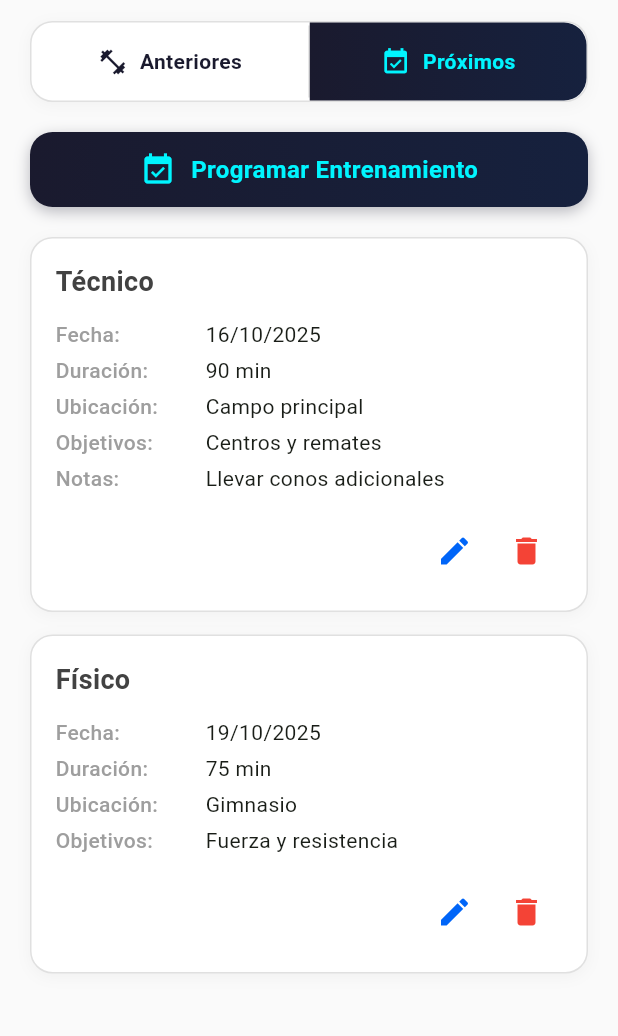
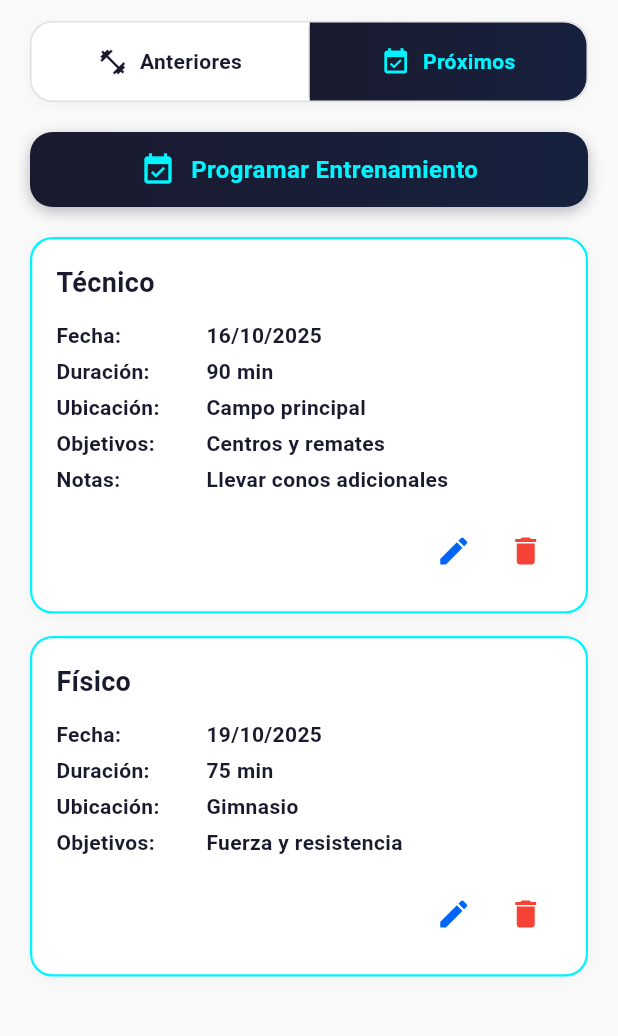
Before and after one commit to DaniielJr10/soccerlife, a Flutter app: the EntrenamientosAnterioresPage screen opened directly, after a tap on "Próximos", on a phone screen of 412 x 824 dp, the part 63-1099 px from its top. Run offline on Flutter 3.47's test engine with Material 3 defaults, Android fonts, the phone set to English and light mode, and no system bars; our stand-ins replace image_picker.

Commit message:
se cmabairon mas estilos d epantalla entrenamientos

```diff
--- a/lib/pantallas/entrenamientos/anteriores.dart
+++ b/lib/pantallas/entrenamientos/anteriores.dart
@@ -307,7 +307,7 @@ class _EntrenamientosAnterioresPageState extends State<EntrenamientosAnterioresP
       decoration: BoxDecoration(
         borderRadius: BorderRadius.circular(15),
         color: Colors.white,
-        border: Border.all(color: Colors.grey[300]!, width: 1),
+        border: Border.all(color: const Color(0xFF00f5ff), width: 1.5),
         boxShadow: [
           BoxShadow(
             color: Colors.grey.withOpacity(0.1),
@@ -325,10 +325,10 @@ class _EntrenamientosAnterioresPageState extends State<EntrenamientosAnterioresP
               Expanded(
                 child: Text(
                   entrenamiento.tipo,
-                  style: TextStyle(
+                  style: const TextStyle(
                     fontSize: 18,
                     fontWeight: FontWeight.bold,
-                    color: Colors.grey[800],
+                    color: Color(0xFF1a1a2e),
                   ),
                   overflow: TextOverflow.ellipsis,
                   maxLines: 1,
@@ -383,10 +383,15 @@ class _EntrenamientosAnterioresPageState extends State<EntrenamientosAnterioresP
             width: 100,
             child: Text(
               '$label:',
-              style: const TextStyle(fontWeight: FontWeight.w500, color: Colors.grey),
+              style: const TextStyle(fontWeight: FontWeight.bold, color: Color(0xFF1a1a2e)),
             ),
           ),
-          Expanded(child: Text(value)),
+          Expanded(
+            child: Text(
+              value,
+              style: const TextStyle(fontWeight: FontWeight.bold, color: Color(0xFF1a1a2e)),
+            ),
+          ),
         ],
       ),
     );
--- a/lib/pantallas/entrenamientos/proximos.dart
+++ b/lib/pantallas/entrenamientos/proximos.dart
@@ -319,8 +319,8 @@ class _EntrenamientosProximosPageState extends State<EntrenamientosProximosPage>
         borderRadius: BorderRadius.circular(15),
         color: Colors.white,
         border: Border.all(
-          color: Colors.grey[300]!,
-          width: 1,
+          color: const Color(0xFF00f5ff),
+          width: 1.5,
         ),
         boxShadow: [
           BoxShadow(
@@ -339,10 +339,10 @@ class _EntrenamientosProximosPageState extends State<EntrenamientosProximosPage>
               Expanded(
                 child: Text(
                   entrenamiento.tipo,
-                  style: TextStyle(
+                  style: const TextStyle(
                     fontSize: 18,
                     fontWeight: FontWeight.bold,
-                    color: Colors.grey[800],
+                    color: Color(0xFF1a1a2e),
                   ),
                   overflow: TextOverflow.ellipsis,
                   maxLines: 1,
@@ -403,11 +403,14 @@ class _EntrenamientosProximosPageState extends State<EntrenamientosProximosPage>
             width: 100,
             child: Text(
               '$label:',
-              style: const TextStyle(fontWeight: FontWeight.w500, color: Colors.grey),
+              style: const TextStyle(fontWeight: FontWeight.bold, color: Color(0xFF1a1a2e)),
             ),
           ),
           Expanded(
-            child: Text(value),
+            child: Text(
+              value,
+              style: const TextStyle(fontWeight: FontWeight.bold, color: Color(0xFF1a1a2e)),
+            ),
           ),
         ],
       ),
```
